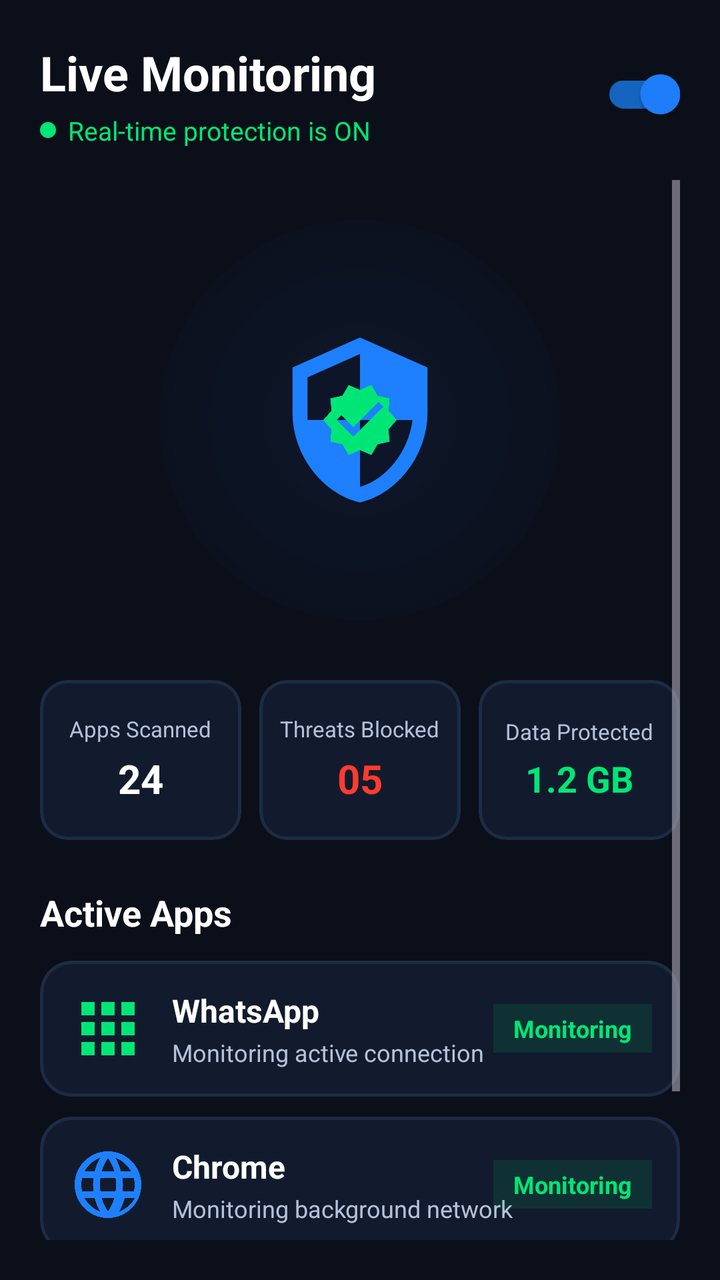
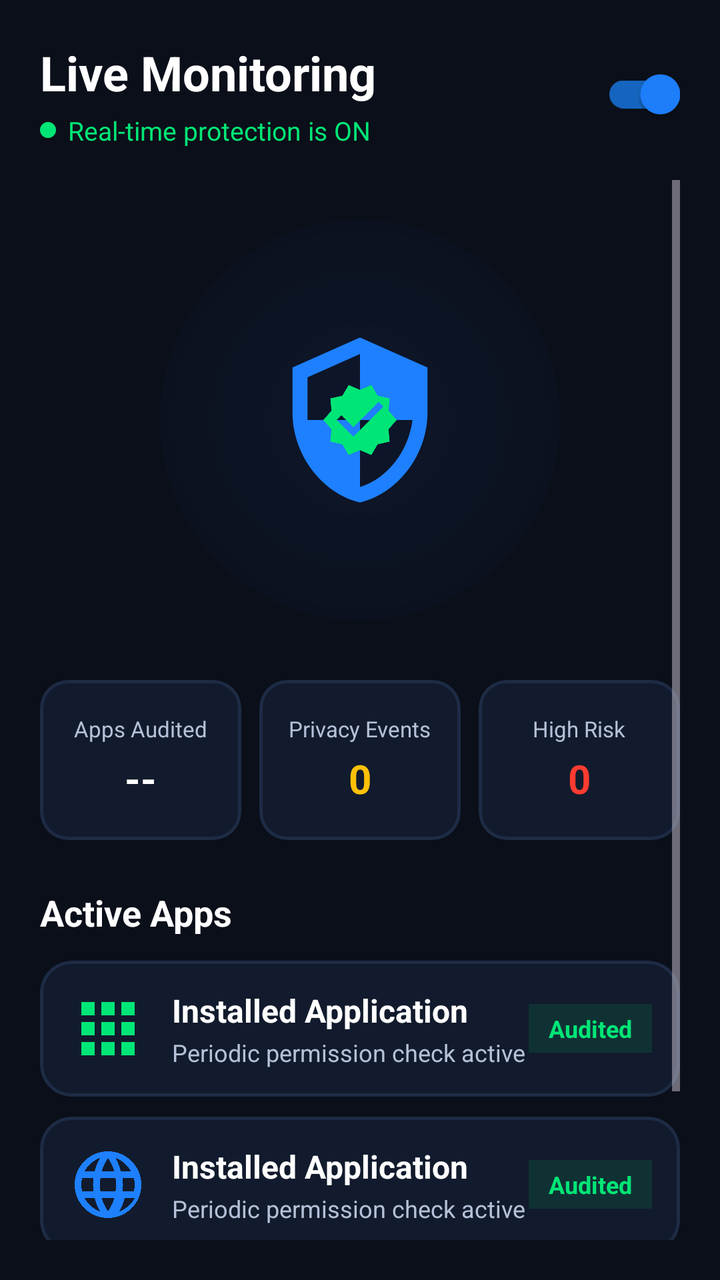

The first picture is an Android layout as it rendered before a commit; the second is the same layout after the commit. The layout source and the unified diff follow.
<!-- AndroidManifest.xml: application theme Theme.SecureDroid -->
<!-- res/layout/fragment_live_monitor.xml -->
<?xml version="1.0" encoding="utf-8"?>
<LinearLayout xmlns:android="http://schemas.android.com/apk/res/android"
    xmlns:app="http://schemas.android.com/apk/res-auto"
    android:layout_width="match_parent"
    android:layout_height="match_parent"
    android:orientation="vertical"
    android:background="@color/background"
    android:padding="20dp">

    
    <RelativeLayout
        android:layout_width="match_parent"
        android:layout_height="wrap_content">

        <LinearLayout
            android:layout_width="wrap_content"
            android:layout_height="wrap_content"
            android:orientation="vertical"
            android:layout_alignParentStart="true"
            android:layout_centerVertical="true">

            <TextView
                android:layout_width="wrap_content"
                android:layout_height="wrap_content"
                android:text="Live Monitoring"
                android:textColor="@color/text_primary"
                android:textSize="24sp"
                android:textStyle="bold" />

            <LinearLayout
                android:layout_width="wrap_content"
                android:layout_height="wrap_content"
                android:orientation="horizontal"
                android:gravity="center_vertical"
                android:layout_marginTop="4dp">

                <View
                    android:layout_width="8dp"
                    android:layout_height="8dp"
                    android:background="@drawable/bg_notification_dot"
                    android:backgroundTint="#00E676"/>

                <TextView
                    android:id="@+id/txtProtectionStatus"
                    android:layout_width="wrap_content"
                    android:layout_height="wrap_content"
                    android:text="Real-time protection is ON"
                    android:textColor="#00E676"
                    android:textSize="13sp"
                    android:layout_marginStart="6dp" />
            </LinearLayout>
        </LinearLayout>

        <com.google.android.material.switchmaterial.SwitchMaterial
            android:id="@+id/switchLiveMonitor"
            android:layout_width="wrap_content"
            android:layout_height="wrap_content"
            android:checked="true"
            android:layout_alignParentEnd="true"
            android:layout_centerVertical="true"/>
    </RelativeLayout>

    <ScrollView
        android:layout_width="match_parent"
        android:layout_height="match_parent"
        android:fillViewport="true"
        android:layout_marginTop="16dp">

        <LinearLayout
            android:layout_width="match_parent"
            android:layout_height="wrap_content"
            android:orientation="vertical">

            
            <RelativeLayout
                android:layout_width="match_parent"
                android:layout_height="220dp"
                android:layout_marginTop="10dp"
                android:gravity="center">

                <ImageView
                    android:id="@+id/imgRadarGlow"
                    android:layout_width="200dp"
                    android:layout_height="200dp"
                    android:src="@drawable/glow_circle"
                    android:alpha="0.4"
                    android:layout_centerInParent="true"/>

                <ImageView
                    android:id="@+id/imgShieldCenter"
                    android:layout_width="90dp"
                    android:layout_height="90dp"
                    android:src="@drawable/ic_shield"
                    app:tint="#1E80FF"
                    android:layout_centerInParent="true"/>

                <ImageView
                    android:layout_width="40dp"
                    android:layout_height="40dp"
                    android:src="@drawable/ic_verified"
                    app:tint="#00E676"
                    android:layout_centerInParent="true"/>
            </RelativeLayout>

            
            <LinearLayout
                android:layout_width="match_parent"
                android:layout_height="wrap_content"
                android:orientation="horizontal"
                android:weightSum="3"
                android:layout_marginTop="20dp">

                
                <com.google.android.material.card.MaterialCardView
                    android:layout_width="0dp"
                    android:layout_height="80dp"
                    android:layout_weight="1"
                    android:layout_marginEnd="6dp"
                    app:cardCornerRadius="14dp"
                    app:cardBackgroundColor="#121B2D"
                    app:strokeColor="#1E2B45"
                    app:strokeWidth="1.5dp">

                    <LinearLayout
                        android:layout_width="match_parent"
                        android:layout_height="match_parent"
                        android:orientation="vertical"
                        android:gravity="center"
                        android:padding="8dp">

                        <TextView
                            android:layout_width="wrap_content"
                            android:layout_height="wrap_content"
                            android:text="Apps Scanned"
                            android:textColor="@color/text_secondary"
                            android:textSize="11sp"/>

                        <TextView
                            android:id="@+id/txtAppsScanned"
                            android:layout_width="wrap_content"
                            android:layout_height="wrap_content"
                            android:text="24"
                            android:textColor="@color/text_primary"
                            android:textSize="20sp"
                            android:textStyle="bold"
                            android:layout_marginTop="4dp"/>
                    </LinearLayout>
                </com.google.android.material.card.MaterialCardView>

                
                <com.google.android.material.card.MaterialCardView
                    android:layout_width="0dp"
                    android:layout_height="80dp"
                    android:layout_weight="1"
                    android:layout_marginStart="3dp"
                    android:layout_marginEnd="3dp"
                    app:cardCornerRadius="14dp"
                    app:cardBackgroundColor="#121B2D"
                    app:strokeColor="#1E2B45"
                    app:strokeWidth="1.5dp">

                    <LinearLayout
                        android:layout_width="match_parent"
                        android:layout_height="match_parent"
                        android:orientation="vertical"
                        android:gravity="center"
                        android:padding="8dp">

                        <TextView
                            android:layout_width="wrap_content"
                            android:layout_height="wrap_content"
                            android:text="Threats Blocked"
                            android:textColor="@color/text_secondary"
                            android:textSize="11sp"/>

                        <TextView
                            android:id="@+id/txtThreatsBlocked"
                            android:layout_width="wrap_content"
                            android:layout_height="wrap_content"
                            android:text="05"
                            android:textColor="#FF3B30"
                            android:textSize="20sp"
                            android:textStyle="bold"
                            android:layout_marginTop="4dp"/>
                    </LinearLayout>
                </com.google.android.material.card.MaterialCardView>

                
                <com.google.android.material.card.MaterialCardView
                    android:layout_width="0dp"
                    android:layout_height="80dp"
                    android:layout_weight="1"
                    android:layout_marginStart="6dp"
                    app:cardCornerRadius="14dp"
                    app:cardBackgroundColor="#121B2D"
                    app:strokeColor="#1E2B45"
                    app:strokeWidth="1.5dp">

                    <LinearLayout
                        android:layout_width="match_parent"
                        android:layout_height="match_parent"
                        android:orientation="vertical"
                        android:gravity="center"
                        android:padding="8dp">

                        <TextView
                            android:layout_width="wrap_content"
                            android:layout_height="wrap_content"
                            android:text="Data Protected"
                            android:textColor="@color/text_secondary"
                            android:textSize="11sp"/>

                        <TextView
                            android:id="@+id/txtDataProtected"
                            android:layout_width="wrap_content"
                            android:layout_height="wrap_content"
                            android:text="1.2 GB"
                            android:textColor="#00E676"
                            android:textSize="18sp"
                            android:textStyle="bold"
                            android:layout_marginTop="4dp"/>
                    </LinearLayout>
                </com.google.android.material.card.MaterialCardView>

            </LinearLayout>

            
            <TextView
                android:layout_width="wrap_content"
                android:layout_height="wrap_content"
                android:text="Active Apps"
                android:textColor="@color/text_primary"
                android:textSize="18sp"
                android:textStyle="bold"
                android:layout_marginTop="24dp" />

            
            <com.google.android.material.card.MaterialCardView
                android:layout_width="match_parent"
                android:layout_height="wrap_content"
                android:layout_marginTop="12dp"
                app:cardCornerRadius="16dp"
                app:cardBackgroundColor="#121B2D"
                app:strokeColor="#1E2B45"
                app:strokeWidth="1.5dp">

                <RelativeLayout
                    android:padding="14dp"
                    android:layout_width="match_parent"
                    android:layout_height="wrap_content">

                    <ImageView
                        android:id="@+id/iconApp1"
                        android:layout_width="40dp"
                        android:layout_height="40dp"
                        android:src="@drawable/ic_apps"
                        app:tint="#00E676"
                        android:layout_centerVertical="true"/>

                    <LinearLayout
                        android:layout_width="wrap_content"
                        android:layout_height="wrap_content"
                        android:orientation="vertical"
                        android:layout_toEndOf="@id/iconApp1"
                        android:layout_marginStart="12dp"
                        android:layout_centerVertical="true">

                        <TextView
                            android:layout_width="wrap_content"
                            android:layout_height="wrap_content"
                            android:text="WhatsApp"
                            android:textColor="@color/text_primary"
                            android:textSize="16sp"
                            android:textStyle="bold"/>

                        <TextView
                            android:layout_width="wrap_content"
                            android:layout_height="wrap_content"
                            android:text="Monitoring active connection"
                            android:textColor="@color/text_secondary"
                            android:textSize="12sp"
                            android:layout_marginTop="2dp"/>
                    </LinearLayout>

                    <TextView
                        android:layout_width="wrap_content"
                        android:layout_height="wrap_content"
                        android:text="Monitoring"
                        android:textColor="#00E676"
                        android:textSize="12sp"
                        android:textStyle="bold"
                        android:layout_alignParentEnd="true"
                        android:layout_centerVertical="true"
                        android:background="#1B00E676"
                        android:paddingStart="10dp"
                        android:paddingEnd="10dp"
                        android:paddingTop="4dp"
                        android:paddingBottom="4dp"/>
                </RelativeLayout>
            </com.google.android.material.card.MaterialCardView>

            
            <com.google.android.material.card.MaterialCardView
                android:layout_width="match_parent"
                android:layout_height="wrap_content"
                android:layout_marginTop="10dp"
                android:layout_marginBottom="80dp"
                app:cardCornerRadius="16dp"
                app:cardBackgroundColor="#121B2D"
                app:strokeColor="#1E2B45"
                app:strokeWidth="1.5dp">

                <RelativeLayout
                    android:padding="14dp"
                    android:layout_width="match_parent"
                    android:layout_height="wrap_content">

                    <ImageView
                        android:id="@+id/iconApp2"
                        android:layout_width="40dp"
                        android:layout_height="40dp"
                        android:src="@drawable/ic_language"
                        app:tint="#1E80FF"
                        android:layout_centerVertical="true"/>

                    <LinearLayout
                        android:layout_width="wrap_content"
                        android:layout_height="wrap_content"
                        android:orientation="vertical"
                        android:layout_toEndOf="@id/iconApp2"
                        android:layout_marginStart="12dp"
                        android:layout_centerVertical="true">

                        <TextView
                            android:layout_width="wrap_content"
                            android:layout_height="wrap_content"
                            android:text="Chrome"
                            android:textColor="@color/text_primary"
                            android:textSize="16sp"
                            android:textStyle="bold"/>

                        <TextView
                            android:layout_width="wrap_content"
                            android:layout_height="wrap_content"
                            android:text="Monitoring background network"
                            android:textColor="@color/text_secondary"
                            android:textSize="12sp"
                            android:layout_marginTop="2dp"/>
                    </LinearLayout>

                    <TextView
                        android:layout_width="wrap_content"
                        android:layout_height="wrap_content"
                        android:text="Monitoring"
                        android:textColor="#00E676"
                        android:textSize="12sp"
                        android:textStyle="bold"
                        android:layout_alignParentEnd="true"
                        android:layout_centerVertical="true"
                        android:background="#1B00E676"
                        android:paddingStart="10dp"
                        android:paddingEnd="10dp"
                        android:paddingTop="4dp"
                        android:paddingBottom="4dp"/>
                </RelativeLayout>
            </com.google.android.material.card.MaterialCardView>

        </LinearLayout>
    </ScrollView>

</LinearLayout>
<!-- resources referenced by this layout -->
<resources>
  <color name="background">#0B0F19</color>
  <color name="text_primary">#FFFFFF</color>
  <color name="text_secondary">#B5C1D8</color>
  <!-- drawable bg_notification_dot (drawable) -->
  <?xml version="1.0" encoding="utf-8"?>
  <shape xmlns:android="http://schemas.android.com/apk/res/android">
  
      <solid android:color="#FF3B30"/>
  
      <corners android:radius="50dp"/>
  
      <size
          android:width="10dp"
          android:height="10dp"/>
  
  </shape>
  <!-- drawable glow_circle (drawable) -->
  <?xml version="1.0" encoding="utf-8"?>
  <shape xmlns:android="http://schemas.android.com/apk/res/android"
      android:shape="oval">
      <gradient
          android:type="radial"
          android:gradientRadius="160dp"
          android:startColor="#331565FF"
          android:centerColor="#111565FF"
          android:endColor="#001565FF" />
  </shape>
  <!-- drawable ic_apps (drawable) -->
  <vector xmlns:android="http://schemas.android.com/apk/res/android"
      android:width="24dp"
      android:height="24dp"
      android:viewportWidth="24"
      android:viewportHeight="24">
      <path
          android:fillColor="@android:color/white"
          android:pathData="M4,8h4V4H4v4zm6,12h4v-4h-4v4zm-6,0h4v-4H4v4zm0,-6h4v-4H4v4zm6,0h4v-4h-4v4zm6,-10v4h4V4h-4zm-6,4h4V4h-4v4zm6,6h4v-4h-4v4zm0,6h4v-4h-4v4z"/>
  </vector>
  <!-- drawable ic_shield (drawable) -->
  <vector xmlns:android="http://schemas.android.com/apk/res/android"
      android:width="24dp"
      android:height="24dp"
      android:viewportWidth="24"
      android:viewportHeight="24">
      <path
          android:fillColor="@android:color/white"
          android:pathData="M12,1L3,5v6c0,5.55 3.84,10.74 9,12c5.16,-1.26 9,-6.45 9,-12V5l-9,-4zM12,11.99h7c-0.53,4.12 -3.28,7.79 -7,8.94V12H5V6.3l7,-3.11v8.8z"/>
  </vector>
  <!-- drawable ic_verified (drawable) -->
  <vector xmlns:android="http://schemas.android.com/apk/res/android"
      android:width="24dp"
      android:height="24dp"
      android:viewportWidth="24"
      android:viewportHeight="24">
      <path
          android:fillColor="@android:color/white"
          android:pathData="M23,12l-2.44,-2.79 0.34,-3.69 -3.61,-0.82 -1.89,-3.2L12,2.96 8.6,1.5 6.71,4.7 3.1,5.52 3.44,9.21 1,12l2.44,2.79 -0.34,3.69 3.61,0.82 1.89,3.2L12,21.04l3.4,1.46 1.89,-3.2 3.61,-0.82 -0.34,-3.69L23,12zM10,17l-5,-5 1.41,-1.41L10,14.17l7.59,-7.59L19,8l-9,9z"/>
  </vector>
  <style name="Theme.SecureDroid" parent="Theme.Material3.Dark.NoActionBar">
  
          <item name="colorPrimary">@color/primary</item>
          <item name="colorPrimaryContainer">@color/primary_dark</item>
  
          <item name="colorSecondary">@color/accent</item>
  
          <item name="android:statusBarColor">@color/background</item>
  
          <item name="android:navigationBarColor">@color/background</item>
  
          <item name="android:windowBackground">@drawable/bg_gradient</item>
  
          <item name="android:windowLightStatusBar" tools:targetApi="23">false</item>
  
      </style>
  <color name="primary">#1E80FF</color>
  <color name="primary_dark">#1565C0</color>
  <color name="accent">#00E5FF</color>
  <!-- drawable bg_gradient (drawable) -->
  <?xml version="1.0" encoding="utf-8"?>
  <shape xmlns:android="http://schemas.android.com/apk/res/android">
  
      <gradient
          android:angle="270"
          android:startColor="#07111F"
          android:centerColor="#0B1626"
          android:endColor="#081018"/>
  
  </shape>
  <!-- unchanged entries left out for length: 1 -->
</resources>

<!-- the commit's change to res/layout/fragment_live_monitor.xml (unified diff, before → after) -->
@@ -131,7 +131,7 @@
                         <TextView
                             android:layout_width="wrap_content"
                             android:layout_height="wrap_content"
-                            android:text="Apps Scanned"
+                            android:text="Apps Audited"
                             android:textColor="@color/text_secondary"
                             android:textSize="11sp"/>
 
@@ -139,7 +139,7 @@
                             android:id="@+id/txtAppsScanned"
                             android:layout_width="wrap_content"
                             android:layout_height="wrap_content"
-                            android:text="24"
+                            android:text="--"
                             android:textColor="@color/text_primary"
                             android:textSize="20sp"
                             android:textStyle="bold"
@@ -169,16 +169,16 @@
                         <TextView
                             android:layout_width="wrap_content"
                             android:layout_height="wrap_content"
-                            android:text="Threats Blocked"
+                            android:text="Privacy Events"
                             android:textColor="@color/text_secondary"
                             android:textSize="11sp"/>
 
                         <TextView
-                            android:id="@+id/txtThreatsBlocked"
-                            android:layout_width="wrap_content"
-                            android:layout_height="wrap_content"
-                            android:text="05"
-                            android:textColor="#FF3B30"
+                            android:id="@+id/txtPrivacyEventsCount"
+                            android:layout_width="wrap_content"
+                            android:layout_height="wrap_content"
+                            android:text="0"
+                            android:textColor="#FFC107"
                             android:textSize="20sp"
                             android:textStyle="bold"
                             android:layout_marginTop="4dp"/>
@@ -206,17 +206,17 @@
                         <TextView
                             android:layout_width="wrap_content"
                             android:layout_height="wrap_content"
-                            android:text="Data Protected"
+                            android:text="High Risk"
                             android:textColor="@color/text_secondary"
                             android:textSize="11sp"/>
 
                         <TextView
-                            android:id="@+id/txtDataProtected"
-                            android:layout_width="wrap_content"
-                            android:layout_height="wrap_content"
-                            android:text="1.2 GB"
-                            android:textColor="#00E676"
-                            android:textSize="18sp"
+                            android:id="@+id/txtHighRiskCount"
+                            android:layout_width="wrap_content"
+                            android:layout_height="wrap_content"
+                            android:text="0"
+                            android:textColor="#FF3B30"
+                            android:textSize="20sp"
                             android:textStyle="bold"
                             android:layout_marginTop="4dp"/>
                     </LinearLayout>
@@ -236,6 +236,7 @@
 
             
             <com.google.android.material.card.MaterialCardView
+                android:id="@+id/cardMonitoredApp1"
                 android:layout_width="match_parent"
                 android:layout_height="wrap_content"
                 android:layout_marginTop="12dp"
@@ -266,26 +267,29 @@
                         android:layout_centerVertical="true">
 
                         <TextView
-                            android:layout_width="wrap_content"
-                            android:layout_height="wrap_content"
-                            android:text="WhatsApp"
+                            android:id="@+id/txtMonitoredAppName1"
+                            android:layout_width="wrap_content"
+                            android:layout_height="wrap_content"
+                            android:text="Installed Application"
                             android:textColor="@color/text_primary"
                             android:textSize="16sp"
                             android:textStyle="bold"/>
 
                         <TextView
-                            android:layout_width="wrap_content"
-                            android:layout_height="wrap_content"
-                            android:text="Monitoring active connection"
+                            android:id="@+id/txtMonitoredAppStatus1"
+                            android:layout_width="wrap_content"
+                            android:layout_height="wrap_content"
+                            android:text="Periodic permission check active"
                             android:textColor="@color/text_secondary"
                             android:textSize="12sp"
                             android:layout_marginTop="2dp"/>
                     </LinearLayout>
 
                     <TextView
+                        android:id="@+id/txtMonitoredAppBadge1"
                         android:layout_width="wrap_content"
                         android:layout_height="wrap_content"
-                        android:text="Monitoring"
+                        android:text="Audited"
                         android:textColor="#00E676"
                         android:textSize="12sp"
                         android:textStyle="bold"
@@ -301,6 +305,7 @@
 
             
             <com.google.android.material.card.MaterialCardView
+                android:id="@+id/cardMonitoredApp2"
                 android:layout_width="match_parent"
                 android:layout_height="wrap_content"
                 android:layout_marginTop="10dp"
@@ -332,26 +337,29 @@
                         android:layout_centerVertical="true">
 
                         <TextView
-                            android:layout_width="wrap_content"
-                            android:layout_height="wrap_content"
-                            android:text="Chrome"
+                            android:id="@+id/txtMonitoredAppName2"
+                            android:layout_width="wrap_content"
+                            android:layout_height="wrap_content"
+                            android:text="Installed Application"
                             android:textColor="@color/text_primary"
                             android:textSize="16sp"
                             android:textStyle="bold"/>
 
                         <TextView
-                            android:layout_width="wrap_content"
-                            android:layout_height="wrap_content"
-                            android:text="Monitoring background network"
+                            android:id="@+id/txtMonitoredAppStatus2"
+                            android:layout_width="wrap_content"
+                            android:layout_height="wrap_content"
+                            android:text="Periodic permission check active"
                             android:textColor="@color/text_secondary"
                             android:textSize="12sp"
                             android:layout_marginTop="2dp"/>
                     </LinearLayout>
 
                     <TextView
+                        android:id="@+id/txtMonitoredAppBadge2"
                         android:layout_width="wrap_content"
                         android:layout_height="wrap_content"
-                        android:text="Monitoring"
+                        android:text="Audited"
                         android:textColor="#00E676"
                         android:textSize="12sp"
                         android:textStyle="bold"
